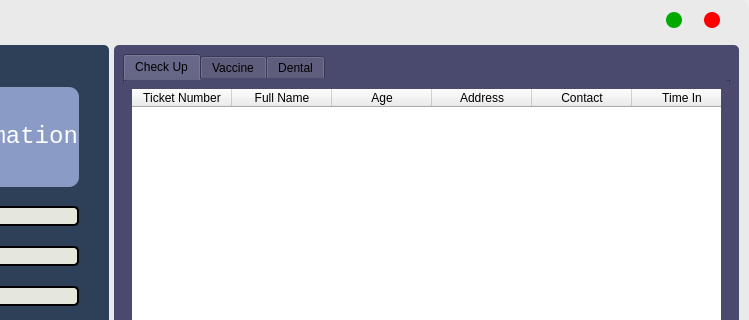
ornido77/Line-Queuing-and-Ticketing-System, file dbwindow.ui: the form before one commit; both pictures show x 251 to 1000 and y 0 to 320 of the 1000 by 600 pixel window.
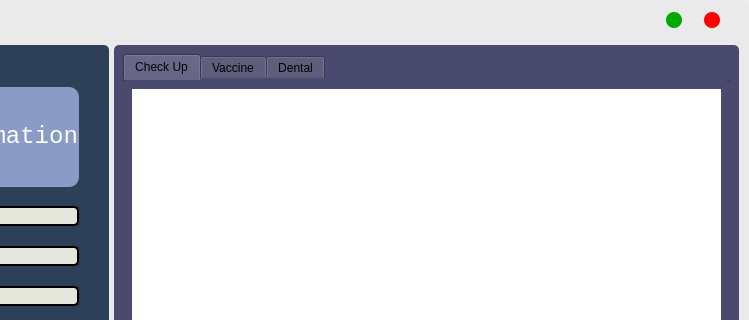
The form after the commit.

```diff
--- a/dbwindow.ui
+++ b/dbwindow.ui
@@ -757,57 +757,10 @@
                 </attribute>
                 <layout class="QGridLayout" name="gridLayout_2">
                  <item row="0" column="0" colspan="2">
-                  <widget class="QTableWidget" name="checkUpTable">
-                   <property name="frameShape">
-                    <enum>QFrame::WinPanel</enum>
-                   </property>
-                   <property name="horizontalScrollBarPolicy">
-                    <enum>Qt::ScrollBarAlwaysOff</enum>
-                   </property>
-                   <property name="showGrid">
-                    <bool>true</bool>
-                   </property>
-                   <property name="rowCount">
-                    <number>0</number>
-                   </property>
+                  <widget class="QTableView" name="cuView">
                    <attribute name="verticalHeaderVisible">
                     <bool>false</bool>
                    </attribute>
-                   <column>
-                    <property name="text">
-                     <string>Ticket Number</string>
-                    </property>
-                   </column>
-                   <column>
-                    <property name="text">
-                     <string>Full Name</string>
-                    </property>
-                   </column>
-                   <column>
-                    <property name="text">
-                     <string>Age</string>
-                    </property>
-                   </column>
-                   <column>
-                    <property name="text">
-                     <string>Address</string>
-                    </property>
-                   </column>
-                   <column>
-                    <property name="text">
-                     <string>Contact</string>
-                    </property>
-                   </column>
-                   <column>
-                    <property name="text">
-                     <string>Time In</string>
-                    </property>
-                   </column>
-                   <column>
-                    <property name="text">
-                     <string>Time Out</string>
-                    </property>
-                   </column>
                   </widget>
                  </item>
                  <item row="1" column="0">
```
Left out of the diff: 80 changed lines with no effect on the pictures.
